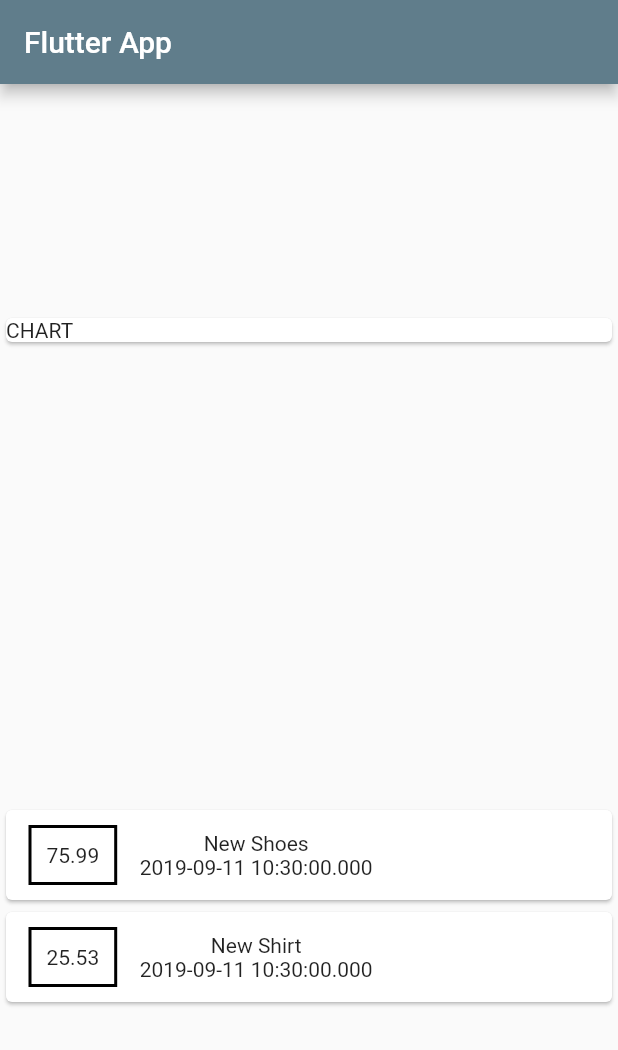
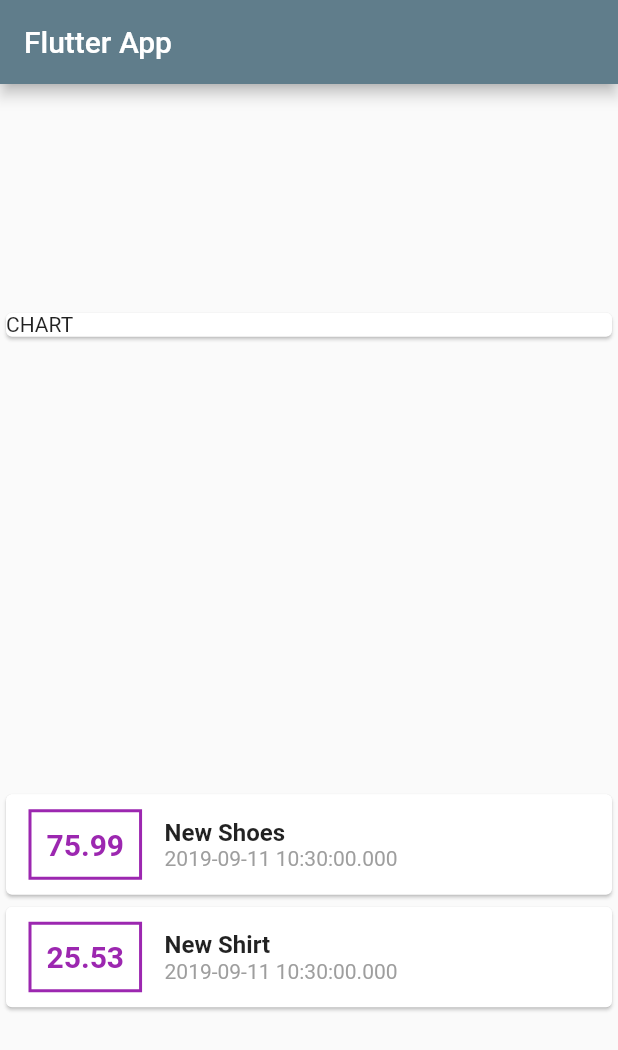
Before and after one commit to YuckiestPenguin/flutter_expense_report, a Flutter app: the screen it shows after launch, on a phone screen of 412 x 824 dp. Shown: the top 1050 px of the screen. Run offline on Flutter 3.47's test engine with Material 2 defaults, Android fonts, the phone set to English and light mode, and no system bars.

Commit message:
added some styling to transaction card

```diff
--- a/lib/main.dart
+++ b/lib/main.dart
@@ -59,17 +59,34 @@ class MyHomePage extends StatelessWidget {
                         horizontal: 15,
                       ),
                       decoration: BoxDecoration(
-                        border: Border.all(color: Colors.black, width: 2),
+                        border: Border.all(color: Colors.purple, width: 2),
                       ),
                       padding: EdgeInsets.all(10),
                       child: Text(
                         transaction.amount.toString(),
+                        style: TextStyle(
+                          fontWeight: FontWeight.bold,
+                          fontSize: 20,
+                          color: Colors.purple,
+                        ),
                       ),
                     ),
                     Column(
+                      crossAxisAlignment: CrossAxisAlignment.start,
                       children: <Widget>[
-                        Text(transaction.title),
-                        Text(transaction.date.toString())
+                        Text(
+                          transaction.title,
+                          style: TextStyle(
+                            fontWeight: FontWeight.bold,
+                            fontSize: 16,
+                          ),
+                        ),
+                        Text(
+                          transaction.date.toString(),
+                          style: TextStyle(
+                            color: Colors.grey,
+                          ),
+                        )
                       ],
                     ),
                   ],
```
